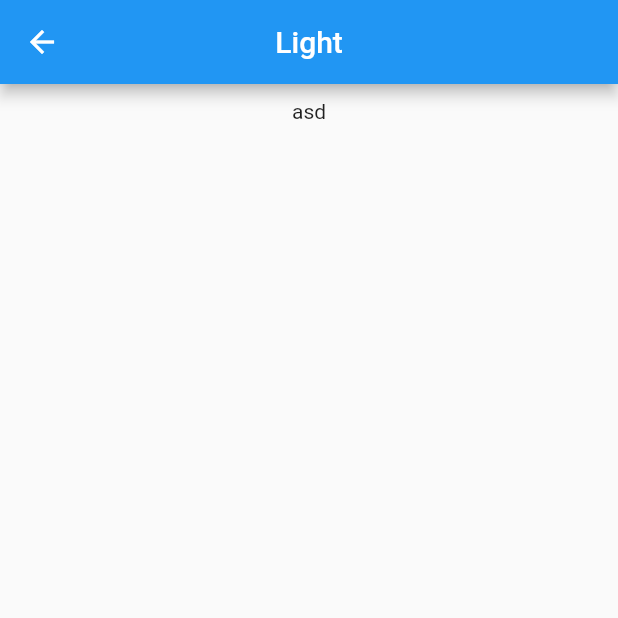
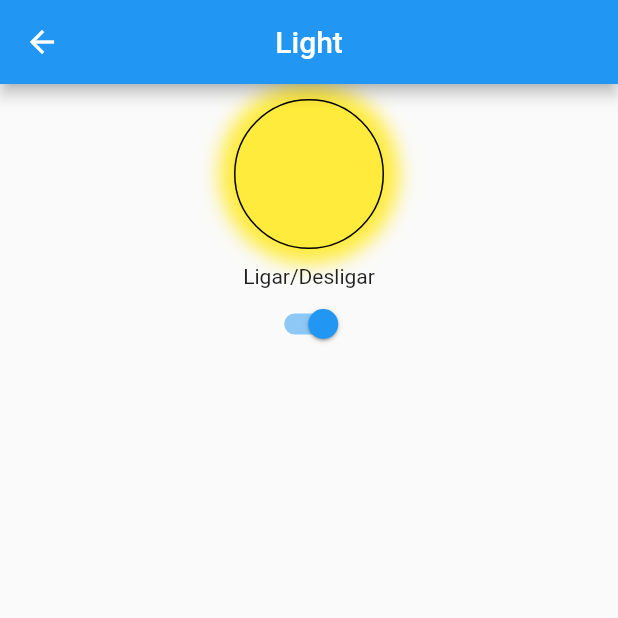
Before and after one commit to guidani/flutter-forms, a Flutter app: the LightPage screen opened by its route, on a phone screen of 412 x 824 dp, the top half of it. Run offline on Flutter 3.47's test engine with Material 2 defaults, Android fonts, the phone set to English and light mode, and no system bars.

Commit message:
criado questão 4 - ligar e desligar luz

```diff
--- a/lib/pages/light/light_page.dart
+++ b/lib/pages/light/light_page.dart
@@ -1,13 +1,14 @@
 import 'package:flutter/material.dart';
 
 class LightPage extends StatefulWidget {
-  const LightPage({ Key? key }) : super(key: key);
+  const LightPage({Key? key}) : super(key: key);
 
   @override
   State<LightPage> createState() => _LightPageState();
 }
 
 class _LightPageState extends State<LightPage> {
+  bool value = true;
   @override
   Widget build(BuildContext context) {
     return Scaffold(
@@ -18,11 +19,52 @@ class _LightPageState extends State<LightPage> {
       body: Padding(
         padding: EdgeInsets.all(10.0),
         child: Center(
+          child: Expanded(
             child: Column(
-          children: [
-            Text('asd'),
-          ],
-        )),
+              children: [
+                value == true ? lightOn() : lightOff(),
+                const SizedBox(
+                  height: 10.0,
+                ),
+                Text('Ligar/Desligar'),
+                Switch.adaptive(
+                    value: value,
+                    onChanged: (value) {
+                      setState(() => {
+                            this.value = value,
+                          });
+                    }),
+              ],
+            ),
+          ),
+        ),
+      ),
+    );
+  }
+
+  Widget lightOff() {
+    return Container(
+      width: 100.0,
+      height: 100.0,
+      decoration: BoxDecoration(
+        shape: BoxShape.circle,
+        border: Border.all(),
+        color: Colors.white70,
+      ),
+    );
+  }
+
+  Widget lightOn() {
+    return Container(
+      width: 100.0,
+      height: 100.0,
+      decoration: BoxDecoration(
+        shape: BoxShape.circle,
+        border: Border.all(),
+        color: Colors.yellow,
+        boxShadow: [
+          BoxShadow(color: Colors.yellow, spreadRadius: 10.0, blurRadius: 10.0)
+        ],
       ),
     );
   }
```
